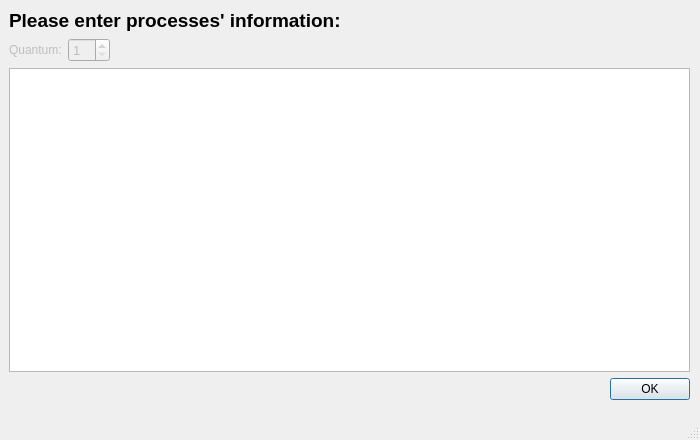
This is Schedulers/mainwindow.ui in SallyHesham/Process-Schedulers as Qt 5 draws it before an edit. The edited form follows.
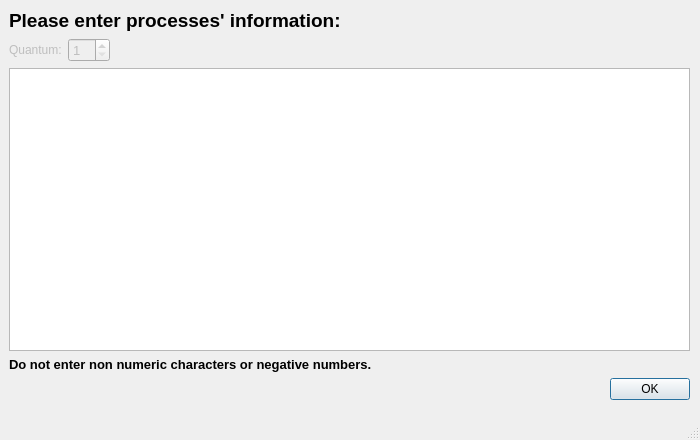
This is the edited form. The open tabs and pages were chosen to show the change.

```diff
--- a/Schedulers/mainwindow.ui
+++ b/Schedulers/mainwindow.ui
@@ -42,7 +42,7 @@
      </sizepolicy>
     </property>
     <property name="currentIndex">
-     <number>2</number>
+     <number>1</number>
     </property>
     <widget class="QWidget" name="page">
      <property name="sizePolicy">
@@ -187,7 +187,7 @@
        </rect>
       </property>
       <layout class="QFormLayout" name="formLayout_2">
-       <item row="3" column="0" colspan="2">
+       <item row="4" column="0" colspan="2">
         <widget class="QDialogButtonBox" name="buttonBox_2">
          <property name="standardButtons">
           <set>QDialogButtonBox::Ok</set>
@@ -241,6 +241,19 @@
          </property>
         </widget>
        </item>
+       <item row="3" column="0" colspan="2">
+        <widget class="QLabel" name="label_6">
+         <property name="font">
+          <font>
+           <pointsize>10</pointsize>
+           <bold>true</bold>
+          </font>
+         </property>
+         <property name="text">
+          <string>Do not enter non numeric characters or negative numbers.</string>
+         </property>
+        </widget>
+       </item>
       </layout>
      </widget>
     </widget>
```
